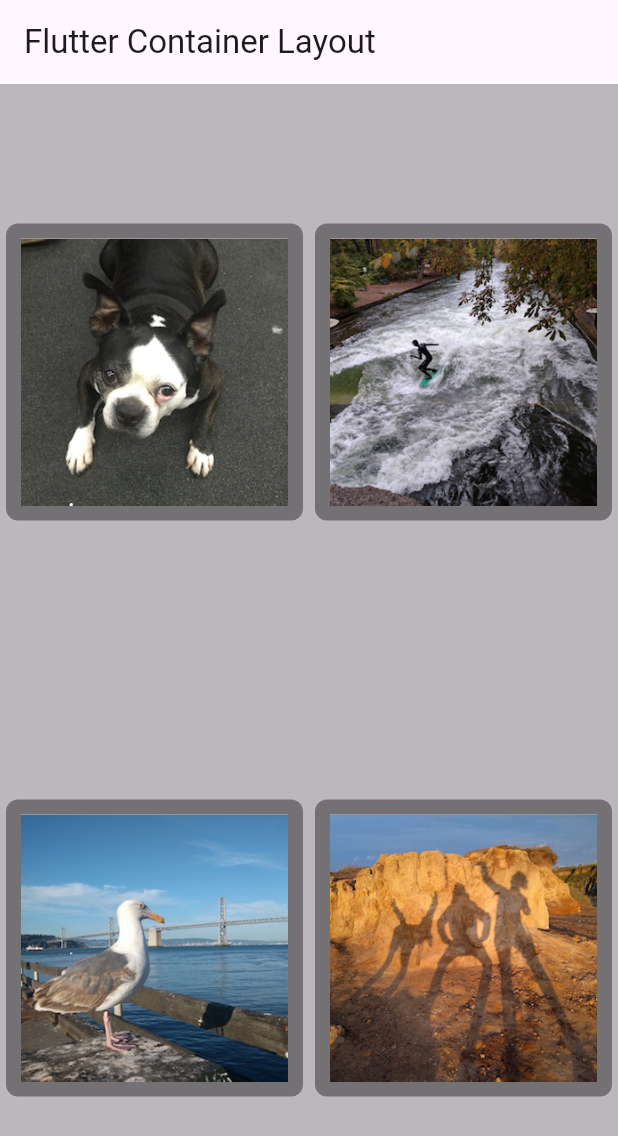
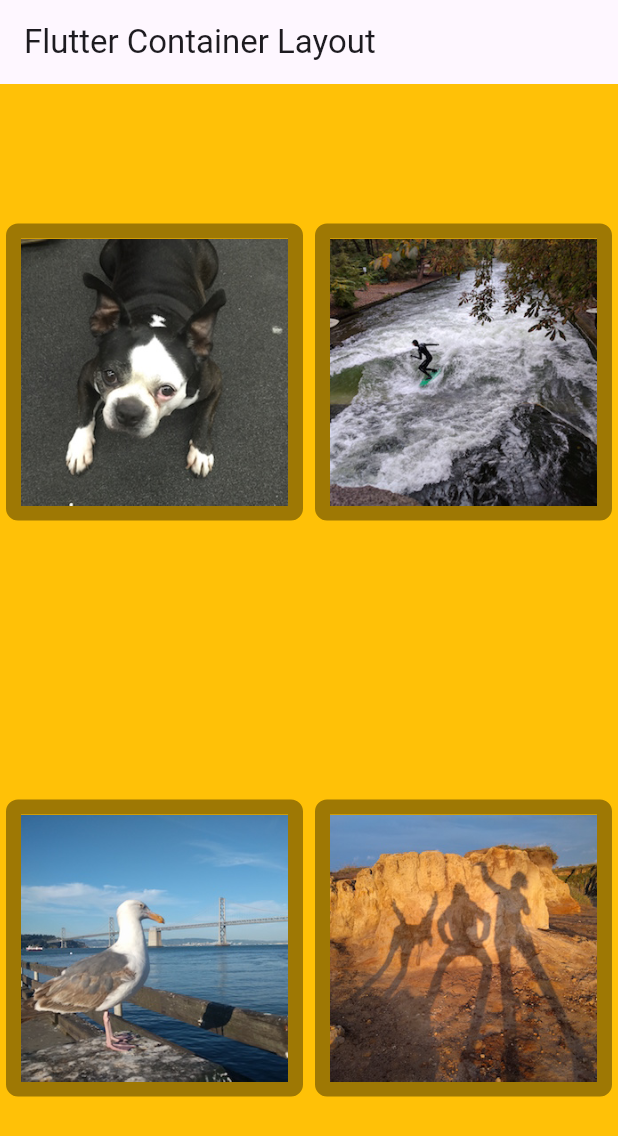
Before and after one commit to IsyankarCoder/flutter_container_demo, a Flutter app: the screen it shows after launch, on a phone screen of 412 x 824 dp. Shown: the top 1136 px of the screen. Run offline on Flutter 3.47's test engine with Material 3 defaults, Android fonts, the phone set to English and light mode, and no system bars.

Commit message:
Boxdecoration color changed

```diff
--- a/lib/main.dart
+++ b/lib/main.dart
@@ -22,7 +22,7 @@ class MyApp extends StatelessWidget {
 
   Widget _buildImageColumn(){
     return Container(
-      decoration: const BoxDecoration(color: Colors.black26),
+      decoration: const BoxDecoration(color: Colors.amber),
       child: Column(
         children: [
           Expanded(child: _buildImageRow(1)),
```
